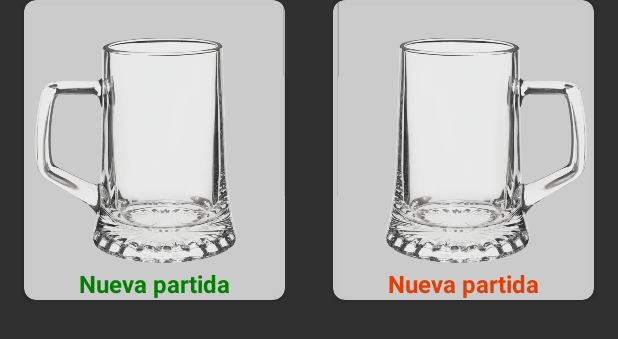
After one commit to RubenBernabeMenendez/BeberOMorir, an Android app: the layout fragment_elegir_mundo_partida.xml on its own in the app's theme, with its tools: preview values and no code run, on a phone screen of 412 x 824 dp. The commit adds this screen. Shown: the top 339 px of the screen. Run offline under Robolectric (Android 15) with nearby library versions, the phone set to English and light mode, and no system bars; Roboto replaces fonts that are not available here.

Commit message:
Prueba azar, hacemos coincidir, resultado con prueba. Esqueleto de paso de mundo

```diff
--- a/app/src/main/java/com/example/beberomorir/Fragmentos/MenuRondaJugadorFragment.java
+++ b/app/src/main/java/com/example/beberomorir/Fragmentos/MenuRondaJugadorFragment.java
@@ -203,7 +203,7 @@ public class MenuRondaJugadorFragment extends AppCompatDialogFragment {
     @Override
     public void onCancel(DialogInterface dialog) {
         super.onCancel(dialog);
-        iComunicaPartida.pausarPartida();
+        iComunicaPartida.pausarPartida(jugadorPartida, null);
     }
 
 }
--- a/app/src/main/java/com/example/beberomorir/Interfaces/IComunicaPartida.java
+++ b/app/src/main/java/com/example/beberomorir/Interfaces/IComunicaPartida.java
@@ -28,7 +28,7 @@ public interface IComunicaPartida {
 
     void guardarPartida(MundoPartida mundoPartida);
 
-    void pausarPartida();
+    void pausarPartida(JugadorPartida jugadorPartida, MundoPartida mundoPartida);
 
     void addJugador();
 
@@ -42,5 +42,9 @@ public interface IComunicaPartida {
 
     void empezarPrueba(PruebaJugador pruebaJugador);
 
+    void elegirMundoPartida(List<MundoPartida> mundoPartidas, MundoPartida mundoPartidaActual);
+
+    void seleccionarMundoPartida(MundoPartida mundoPartida);
+
     void resultadoPrueba(PruebaJugador pruebaJugador, ResultadoPruebaPartida resultadoPruebaPartida);
 }
--- /dev/null
+++ b/app/src/main/res/layout/fragment_elegir_mundo_partida.xml
@@ -0,0 +1,93 @@
+<?xml version="1.0" encoding="utf-8"?>
+<FrameLayout xmlns:android="http://schemas.android.com/apk/res/android"
+    xmlns:tools="http://schemas.android.com/tools"
+    xmlns:app="http://schemas.android.com/apk/res-auto"
+    android:layout_width="match_parent"
+    android:layout_height="match_parent"
+    tools:context=".Fragmentos.ElegirMundoPartidaFragment">
+
+    <LinearLayout
+        android:layout_width="match_parent"
+        android:layout_height="wrap_content"
+        android:orientation="horizontal">
+
+        <androidx.cardview.widget.CardView
+            android:id="@+id/mundoIzqCard"
+            android:layout_width="wrap_content"
+            android:layout_height="200dp"
+            android:layout_marginLeft="16dp"
+            android:layout_marginRight="16dp"
+            android:layout_marginBottom="10dp"
+            android:layout_weight="1"
+            android:backgroundTint="@color/transparentWhite"
+            app:cardCornerRadius="8dp">
+
+            <LinearLayout
+                android:layout_width="wrap_content"
+                android:layout_height="wrap_content"
+                android:layout_gravity="center_horizontal|center_vertical"
+                android:orientation="vertical">
+
+                <ImageView
+                    android:layout_width="wrap_content"
+                    android:layout_weight="1"
+                    android:layout_height="wrap_content"
+                    android:layout_gravity="center_horizontal|center_vertical"
+                    android:src="@mipmap/plantilla_mundos2">
+
+                </ImageView>
+
+                <TextView
+                    android:id="@+id/nombreMundoIzq"
+                    android:layout_width="wrap_content"
+                    android:layout_height="wrap_content"
+                    android:layout_gravity="center_horizontal|center_vertical"
+                    android:text="Nueva partida"
+                    android:textAlignment="center"
+                    android:textColor="@color/green"
+                    android:textSize="16sp"
+                    android:textStyle="bold" />
+            </LinearLayout>
+        </androidx.cardview.widget.CardView>
+
+        <androidx.cardview.widget.CardView
+            android:id="@+id/mundoDerCard"
+            android:layout_weight="1"
+            android:layout_width="wrap_content"
+            android:layout_height="200dp"
+            android:layout_marginLeft="16dp"
+            android:layout_marginRight="16dp"
+            android:layout_marginBottom="10dp"
+            android:backgroundTint="@color/transparentWhite"
+            app:cardCornerRadius="8dp">
+
+            <LinearLayout
+                android:layout_width="wrap_content"
+                android:layout_height="wrap_content"
+                android:layout_gravity="center"
+                android:orientation="vertical">
+
+                <ImageView
+                    android:layout_width="wrap_content"
+                    android:layout_height="0dp"
+                    android:layout_gravity="center_vertical"
+                    android:layout_weight="1"
+                    android:src="@mipmap/plantilla_mundos">
+
+                </ImageView>
+
+                <TextView
+                    android:id="@+id/nombreMundoDer"
+                    android:layout_width="wrap_content"
+                    android:layout_height="wrap_content"
+                    android:layout_gravity="center_horizontal|center_vertical"
+                    android:text="Nueva partida"
+                    android:textAlignment="center"
+                    android:textColor="@color/orange"
+                    android:textSize="16sp"
+                    android:textStyle="bold" />
+            </LinearLayout>
+        </androidx.cardview.widget.CardView>
+    </LinearLayout>
+
+</FrameLayout>
--- a/app/src/main/res/layout/fragment_prueba_azar.xml
+++ b/app/src/main/res/layout/fragment_prueba_azar.xml
@@ -106,6 +106,7 @@
                 android:id="@+id/constraintLayoutRuleta"
                 android:layout_width="match_parent"
                 android:layout_height="match_parent"
+                android:rotation="30"
                 android:foregroundGravity="center_vertical|center_horizontal"
                 app:layout_constraintBottom_toBottomOf="parent"
                 app:layout_constraintEnd_toEndOf="parent"
--- a/app/src/main/res/layout/fragment_resultado_prueba.xml
+++ b/app/src/main/res/layout/fragment_resultado_prueba.xml
@@ -27,6 +27,8 @@
             android:layout_marginBottom="10dp"
             android:layout_rowWeight="1"
             android:layout_columnWeight="1"
+            app:cardBackgroundColor="@color/transparentWhite"
+            android:background="@color/transparentWhite"
             android:backgroundTint="@color/transparentWhite"
             app:cardCornerRadius="8dp">
             <androidx.constraintlayout.widget.ConstraintLayout
```
Also changed, not shown: app/src/main/java/com/example/beberomorir/Actividades/PartidaActivity.java (+44 -4 lines), app/src/main/java/com/example/beberomorir/Constantes.java (+21 -0 lines), app/src/main/java/com/example/beberomorir/Fragmentos/ElegirMundoPartidaFragment.java (added, +123 -0 lines), app/src/main/java/com/example/beberomorir/Fragmentos/PruebaAzarFragment.java (+7 -4 lines), app/src/main/java/com/example/beberomorir/Fragmentos/TableroFragment.java (+64 -11 lines), 1 other file.
